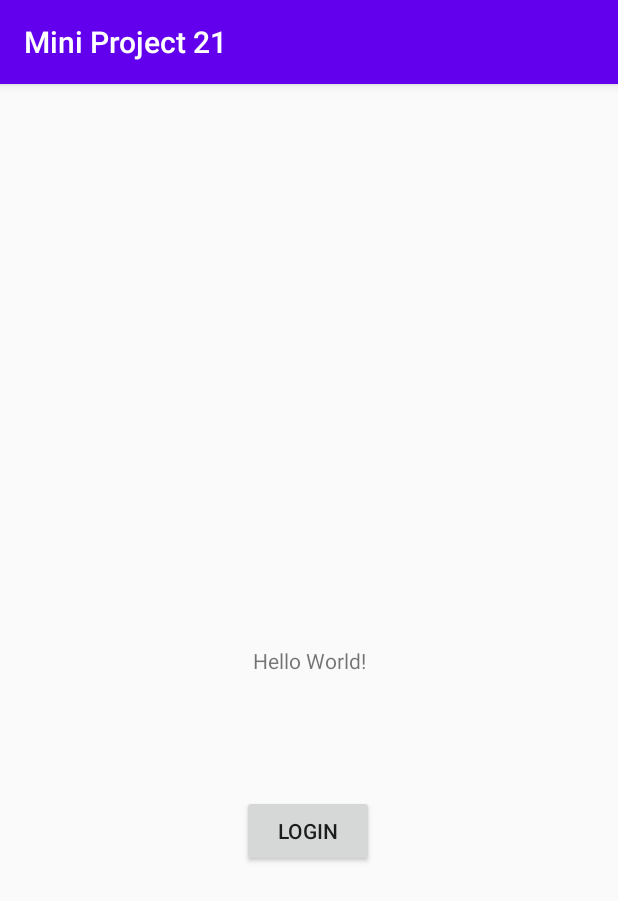
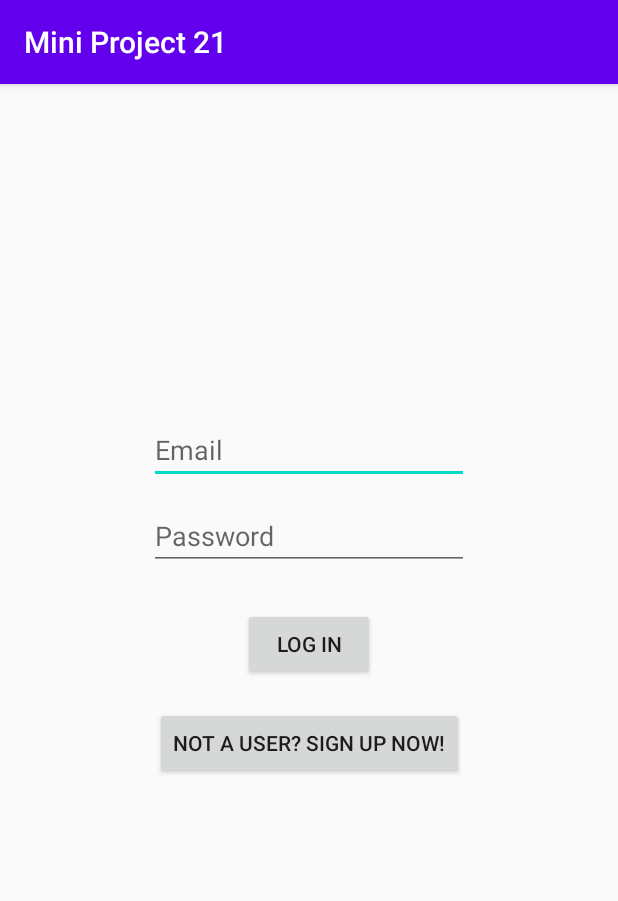
Before and after one commit to Rutvik-C/Recipease, an Android app: the screen it shows after launch (MainActivity), on a phone screen of 412 x 824 dp. Shown: the top 901 px of the screen. Run offline under Robolectric (Android 15) with nearby library versions, the phone set to English and light mode, and no system bars; our stand-ins replace Firebase (no records; nobody signed in at launch, a user with empty details on screens opened directly).

Commit message:
SignUp/Login

```diff
--- a/app/build.gradle
+++ b/app/build.gradle
@@ -31,6 +31,7 @@ dependencies {
     implementation 'androidx.constraintlayout:constraintlayout:2.0.4'
     implementation 'androidx.legacy:legacy-support-v4:1.0.0'
     implementation 'androidx.viewpager:viewpager:1.0.0'
+    implementation 'androidx.wear:wear:1.1.0'
     testImplementation 'junit:junit:4.12'
     androidTestImplementation 'androidx.test.ext:junit:1.1.2'
     androidTestImplementation 'androidx.test.espresso:espresso-core:3.3.0'
@@ -43,5 +44,7 @@ dependencies {
     implementation 'com.google.firebase:firebase-database'
     implementation 'com.google.firebase:firebase-storage'
     implementation 'androidx.viewpager:viewpager:1.0.0'
+    compileOnly 'com.google.android.wearable:wearable:2.8.1'
+
 
 }
--- a/app/src/main/res/layout/activity_main.xml
+++ b/app/src/main/res/layout/activity_main.xml
@@ -6,26 +6,54 @@
     android:layout_height="match_parent"
     tools:context=".MainActivity">
 
-    <TextView
+    <EditText
+        android:id="@+id/editTextEmail"
         android:layout_width="wrap_content"
         android:layout_height="wrap_content"
-        android:text="Hello World!"
-        app:layout_constraintBottom_toBottomOf="parent"
-        app:layout_constraintLeft_toLeftOf="parent"
-        app:layout_constraintRight_toRightOf="parent"
+        android:layout_marginTop="221dp"
+        android:ems="10"
+        android:hint="Email"
+        android:inputType="textEmailAddress"
+        app:layout_constraintEnd_toEndOf="parent"
+        app:layout_constraintHorizontal_bias="0.5"
+        app:layout_constraintStart_toStartOf="parent"
         app:layout_constraintTop_toTopOf="parent" />
 
-    <Button
-        android:id="@+id/button"
+    <EditText
+        android:id="@+id/editTextPassword"
         android:layout_width="wrap_content"
         android:layout_height="wrap_content"
-        android:onClick="nextPage"
-        android:text="Login"
-        app:layout_constraintBottom_toBottomOf="parent"
+        android:layout_marginTop="12dp"
+        android:ems="10"
+        android:hint="Password"
+        android:inputType="textPassword"
         app:layout_constraintEnd_toEndOf="parent"
-        app:layout_constraintHorizontal_bias="0.498"
+        app:layout_constraintHorizontal_bias="0.5"
         app:layout_constraintStart_toStartOf="parent"
-        app:layout_constraintTop_toTopOf="parent"
-        app:layout_constraintVertical_bias="0.658" />
+        app:layout_constraintTop_toBottomOf="@+id/editTextEmail" />
+
+    <Button
+        android:id="@+id/buttonLogIn"
+        android:layout_width="wrap_content"
+        android:layout_height="wrap_content"
+        android:layout_marginTop="25dp"
+        android:onClick="logIn"
+        android:text="Log In"
+        app:layout_constraintEnd_toEndOf="parent"
+        app:layout_constraintHorizontal_bias="0.5"
+        app:layout_constraintStart_toStartOf="parent"
+        app:layout_constraintTop_toBottomOf="@+id/editTextPassword" />
+
+    <Button
+        android:id="@+id/buttonSignUp"
+        android:layout_width="wrap_content"
+        android:layout_height="wrap_content"
+        android:layout_marginTop="18dp"
+        android:onClick="signUp"
+        android:text="Not a user? Sign up now!"
+        app:layout_constraintEnd_toEndOf="parent"
+        app:layout_constraintHorizontal_bias="0.5"
+        app:layout_constraintStart_toStartOf="parent"
+        app:layout_constraintTop_toBottomOf="@+id/buttonLogIn" />
 
 </androidx.constraintlayout.widget.ConstraintLayout>
```
Also changed, not shown: app/src/main/AndroidManifest.xml (+6 -1 lines), app/src/main/java/com/example/miniproject21/MainActivity.java (+43 -3 lines), app/src/main/java/com/example/miniproject21/SignUp.java (added, +117 -0 lines), app/src/main/res/layout/activity_sign_up.xml (added, +108 -0 lines), app/src/main/res/values/strings.xml (+7 -0 lines).
